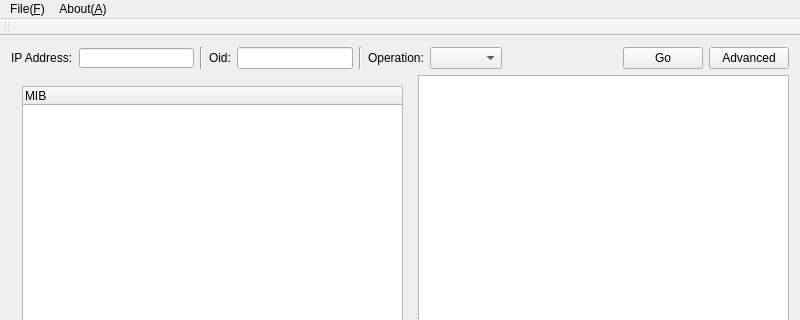
This is ui/mainwindow.ui in luoyetx/QMIBBrowser as Qt 5 draws it before an edit; both pictures show x 0 to 800 and y 0 to 320 of the 800 by 600 pixel window. The edited form follows.
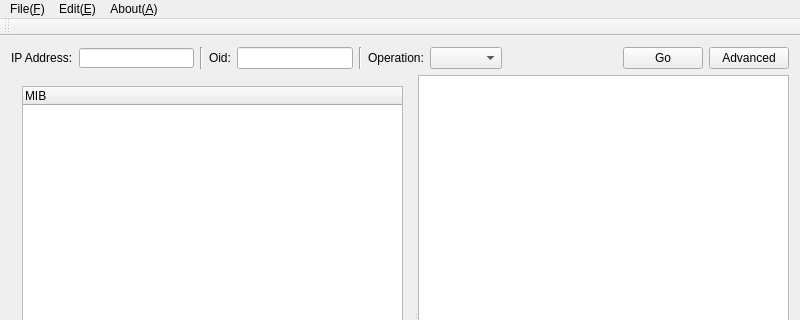
This is the edited form.

Diff of the .ui file:
```diff
--- a/ui/mainwindow.ui
+++ b/ui/mainwindow.ui
@@ -182,7 +182,14 @@
     </property>
     <addaction name="actionAbout_Qt"/>
    </widget>
+   <widget class="QMenu" name="menuEdit_E">
+    <property name="title">
+     <string>Edit(&amp;E)</string>
+    </property>
+    <addaction name="actionClear"/>
+   </widget>
    <addaction name="menu_File"/>
+   <addaction name="menuEdit_E"/>
    <addaction name="menuAbout_A"/>
   </widget>
   <widget class="QToolBar" name="mainToolBar">
```
Left out of the diff: 5 changed lines with no effect on the pictures.
